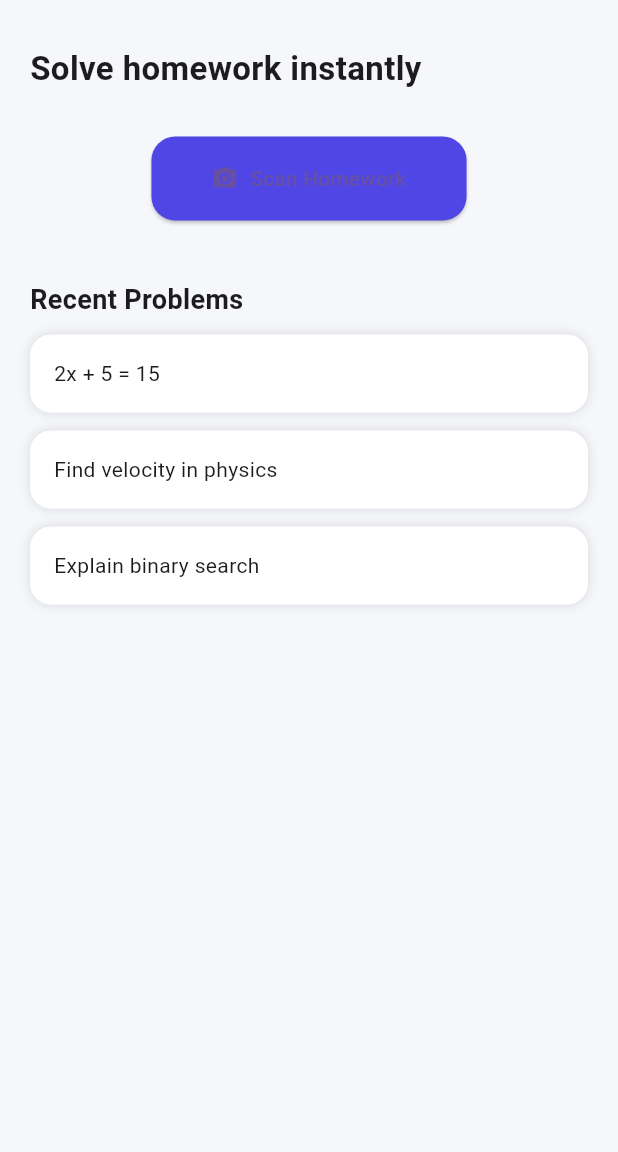
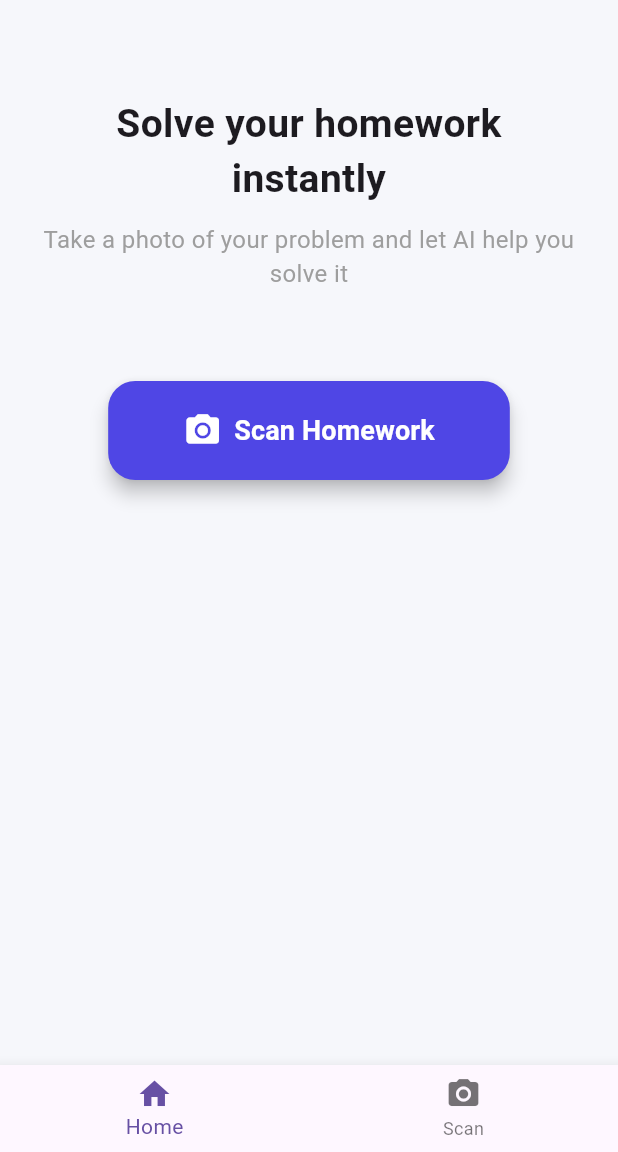
Before and after one commit to akhmed01/homework_ai, a Flutter app: the screen it shows after launch, on a phone screen of 412 x 824 dp, the part 84-1236 px from its top. Run offline on Flutter 3.47's test engine with Material 3 defaults, Android fonts, the phone set to English and light mode, and no system bars; our stand-ins replace flutter_spinkit, image_picker; missing offline and left inert: google_mlkit_text_recognition.

Commit message:
AI integration

```diff
--- a/lib/main.dart
+++ b/lib/main.dart
@@ -1,5 +1,5 @@
 import 'package:flutter/material.dart';
-import 'screens/home_screen.dart';
+import 'screens/navigation_screen.dart';
 
 void main() {
   runApp(const HomeworkAI());
@@ -15,9 +15,10 @@ class HomeworkAI extends StatelessWidget {
       title: "Homework AI",
       theme: ThemeData(
         scaffoldBackgroundColor: const Color(0xFFF6F7FB),
+        primaryColor: const Color(0xFF4F46E5),
         fontFamily: "Roboto",
       ),
-      home: const HomeScreen(),
+      home: const NavigationScreen(),
     );
   }
 }
--- a/lib/screens/home_screen.dart
+++ b/lib/screens/home_screen.dart
@@ -12,19 +12,30 @@ class HomeScreen extends StatelessWidget {
         centerTitle: true,
         backgroundColor: const Color(0xFF4F46E5),
       ),
+
       body: Padding(
-        padding: const EdgeInsets.all(20),
+        padding: const EdgeInsets.all(24),
+
         child: Column(
-          crossAxisAlignment: CrossAxisAlignment.start,
+          crossAxisAlignment: CrossAxisAlignment.center,
           children: [
+            const SizedBox(height: 40),
+
+            const Text(
+              "Solve your homework instantly",
+              textAlign: TextAlign.center,
+              style: TextStyle(fontSize: 26, fontWeight: FontWeight.bold),
+            ),
+
             const SizedBox(height: 10),
 
             const Text(
-              "Solve homework instantly",
-              style: TextStyle(fontSize: 22, fontWeight: FontWeight.bold),
+              "Take a photo of your problem and let AI help you solve it",
+              textAlign: TextAlign.center,
+              style: TextStyle(fontSize: 16, color: Colors.grey),
             ),
 
-            const SizedBox(height: 30),
+            const SizedBox(height: 60),
 
             Center(
               child: ElevatedButton.icon(
@@ -36,37 +47,29 @@ class HomeScreen extends StatelessWidget {
                     ),
                   );
                 },
-                icon: const Icon(Icons.camera_alt),
-                label: const Text("Scan Homework"),
+
+                icon: const Icon(Icons.camera_alt, size: 26),
+
+                label: const Text(
+                  "Scan Homework",
+                  style: TextStyle(fontSize: 18, fontWeight: FontWeight.w600),
+                ),
+
                 style: ElevatedButton.styleFrom(
                   padding: const EdgeInsets.symmetric(
-                    horizontal: 40,
-                    vertical: 18,
+                    horizontal: 50,
+                    vertical: 20,
                   ),
+
                   backgroundColor: const Color(0xFF4F46E5),
+                  foregroundColor: Colors.white,
+
+                  elevation: 5,
+
                   shape: RoundedRectangleBorder(
-                    borderRadius: BorderRadius.circular(16),
+                    borderRadius: BorderRadius.circular(18),
                   ),
                 ),
-              ),
-            ),
-
-            const SizedBox(height: 40),
-
-            const Text(
-              "Recent Problems",
-              style: TextStyle(fontSize: 18, fontWeight: FontWeight.bold),
-            ),
-
-            const SizedBox(height: 10),
-
-            Expanded(
-              child: ListView(
-                children: const [
-                  ProblemCard(text: "2x + 5 = 15"),
-                  ProblemCard(text: "Find velocity in physics"),
-                  ProblemCard(text: "Explain binary search"),
-                ],
               ),
             ),
           ],
@@ -75,23 +78,3 @@ class HomeScreen extends StatelessWidget {
     );
   }
 }
-
-class ProblemCard extends StatelessWidget {
-  final String text;
-
-  const ProblemCard({super.key, required this.text});
-
-  @override
-  Widget build(BuildContext context) {
-    return Container(
-      margin: const EdgeInsets.only(bottom: 12),
-      padding: const EdgeInsets.all(16),
-      decoration: BoxDecoration(
-        color: Colors.white,
-        borderRadius: BorderRadius.circular(14),
-        boxShadow: const [BoxShadow(color: Colors.black12, blurRadius: 6)],
-      ),
-      child: Text(text),
-    );
-  }
-}
--- /dev/null
+++ b/lib/screens/navigation_screen.dart
@@ -0,0 +1,39 @@
+import 'package:flutter/material.dart';
+import 'home_screen.dart';
+import 'camera_screen.dart';
+
+class NavigationScreen extends StatefulWidget {
+  const NavigationScreen({super.key});
+
+  @override
+  State<NavigationScreen> createState() => _NavigationScreenState();
+}
+
+class _NavigationScreenState extends State<NavigationScreen> {
+  int currentIndex = 0;
+
+  final screens = [const HomeScreen(), const CameraScreen()];
+
+  @override
+  Widget build(BuildContext context) {
+    return Scaffold(
+      body: screens[currentIndex],
+
+      bottomNavigationBar: BottomNavigationBar(
+        currentIndex: currentIndex,
+
+        onTap: (index) {
+          setState(() {
+            currentIndex = index;
+          });
+        },
+
+        items: const [
+          BottomNavigationBarItem(icon: Icon(Icons.home), label: "Home"),
+
+          BottomNavigationBarItem(icon: Icon(Icons.camera_alt), label: "Scan"),
+        ],
+      ),
+    );
+  }
+}
--- a/pubspec.yaml
+++ b/pubspec.yaml
@@ -34,6 +34,8 @@ dependencies:
   cupertino_icons: ^1.0.8
   image_picker: ^1.0.7
   google_mlkit_text_recognition: ^0.11.0
+  http: ^1.2.0
+  flutter_spinkit: ^5.2.0
 
   # The following adds the Cupertino Icons font to your application.
   # Use with the CupertinoIcons class for iOS style icons.
```
Also changed, not shown: lib/screens/camera_screen.dart (+21 -23 lines), lib/screens/result_screen.dart (added, +119 -0 lines), lib/services/ai_service.dart (added, +31 -0 lines), pubspec.lock, 1 other file.
